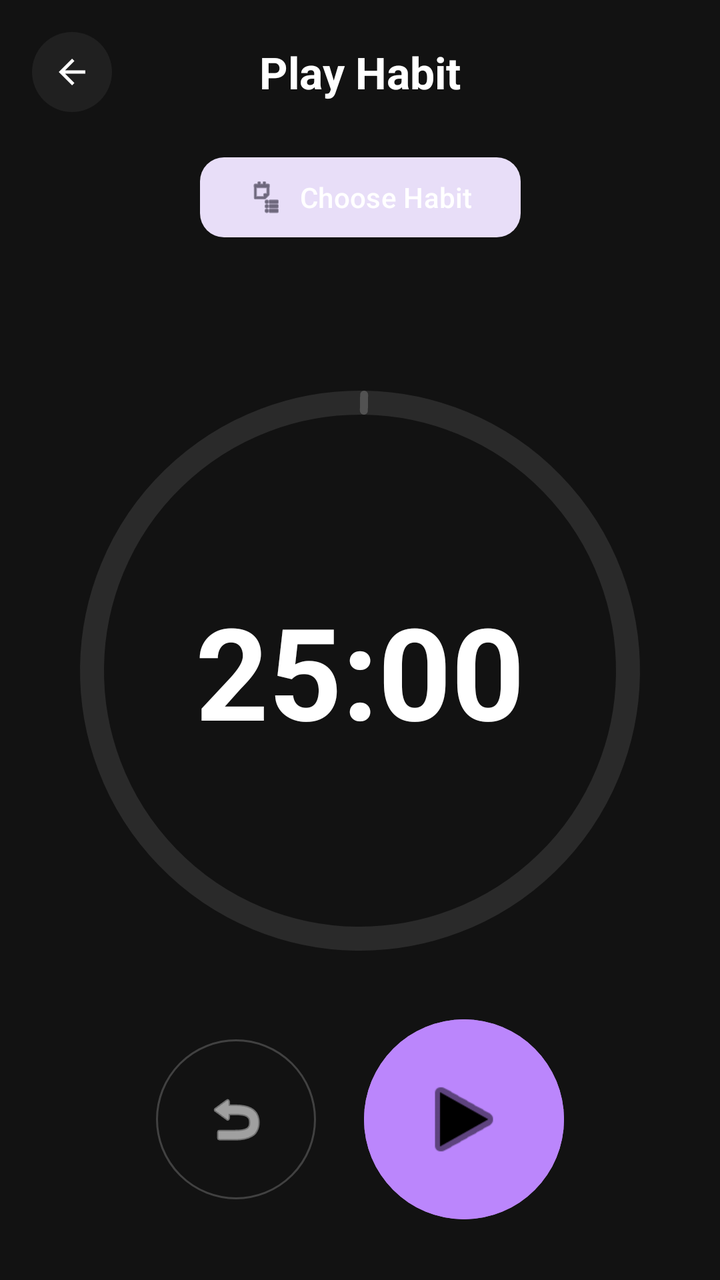
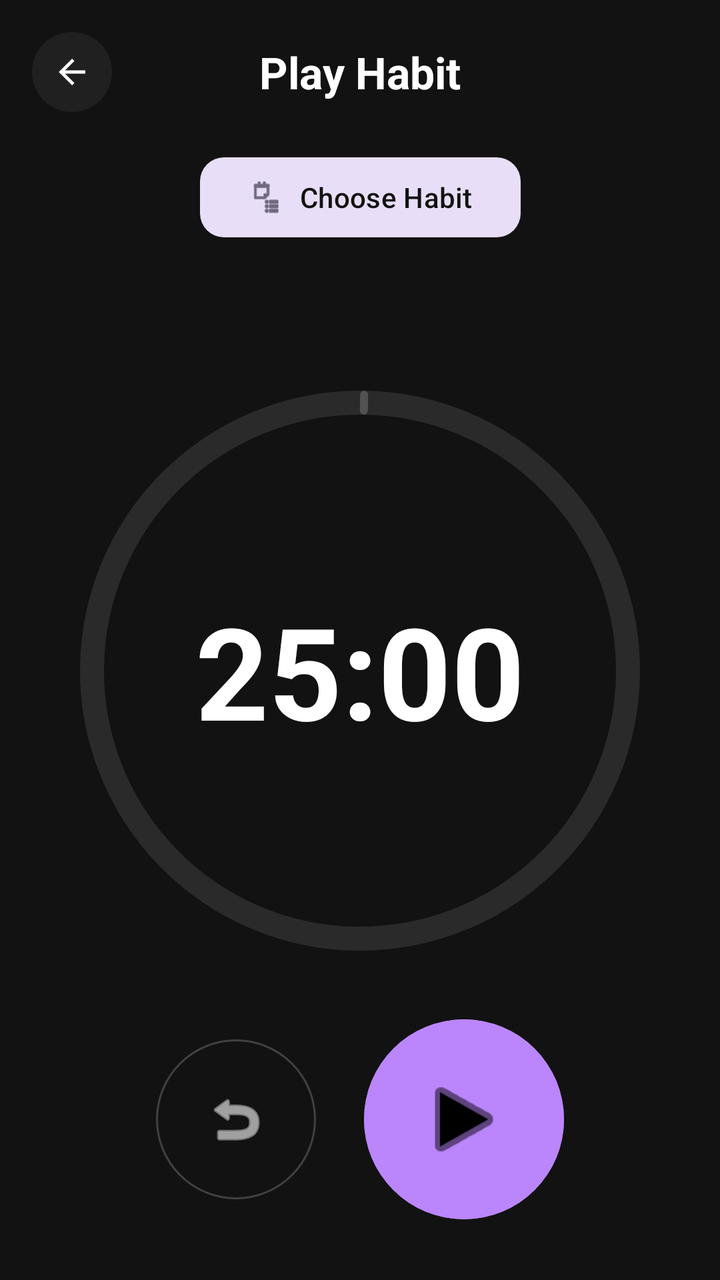

Compare the two renders of this Android layout. The source of the first and the diff that turns it into the second are given below.
<!-- AndroidManifest.xml: application theme Theme.HabitFLOWS -->
<!-- res/layout/activity_play_habit.xml -->
<?xml version="1.0" encoding="utf-8"?>
<androidx.constraintlayout.widget.ConstraintLayout xmlns:android="http://schemas.android.com/apk/res/android"
    xmlns:app="http://schemas.android.com/apk/res-auto"
    xmlns:tools="http://schemas.android.com/tools"
    android:id="@+id/main"
    android:layout_width="match_parent"
    android:layout_height="match_parent"
    android:background="@color/background_black"
    tools:context=".playHabit">

    
    <ImageView
        android:id="@+id/btnBackPlay"
        android:layout_width="40dp"
        android:layout_height="40dp"
        android:layout_marginStart="16dp"
        android:layout_marginTop="16dp"
        android:background="@drawable/circle_button_bg"
        android:contentDescription="Back"
        android:padding="10dp"
        app:layout_constraintStart_toStartOf="parent"
        app:layout_constraintTop_toTopOf="parent"
        app:srcCompat="@drawable/outline_arrow_back_24"
        app:tint="@color/white" />

    <TextView
        android:id="@+id/tvHabitPlayName"
        android:layout_width="wrap_content"
        android:layout_height="wrap_content"
        android:text="Play Habit"
        android:textAppearance="@style/TextAppearance.Material3.TitleLarge"
        android:textColor="@color/whiteText"
        android:textStyle="bold"
        app:layout_constraintBottom_toBottomOf="@+id/btnBackPlay"
        app:layout_constraintEnd_toEndOf="parent"
        app:layout_constraintStart_toStartOf="parent"
        app:layout_constraintTop_toTopOf="@+id/btnBackPlay" />

    
    <com.google.android.material.button.MaterialButton
        android:id="@+id/btnSelectHabitPlay"
        style="@style/Widget.Material3.Button.TonalButton"
        android:layout_width="wrap_content"
        android:layout_height="wrap_content"
        android:layout_marginTop="24dp"
        android:text="Choose Habit"
        android:textColor="@color/whiteText"
        app:cornerRadius="12dp"
        app:icon="@android:drawable/ic_menu_agenda"
        app:layout_constraintEnd_toEndOf="parent"
        app:layout_constraintStart_toStartOf="parent"
        app:layout_constraintTop_toBottomOf="@id/tvHabitPlayName" />

    
    <com.google.android.material.progressindicator.CircularProgressIndicator
        android:id="@+id/progressTimer"
        android:layout_width="wrap_content"
        android:layout_height="wrap_content"
        android:max="1000"
        android:progress="1000"
        app:indicatorColor="@color/purple_200"
        app:indicatorSize="280dp"
        app:layout_constraintBottom_toBottomOf="parent"
        app:layout_constraintEnd_toEndOf="parent"
        app:layout_constraintStart_toStartOf="parent"
        app:layout_constraintTop_toBottomOf="@id/btnSelectHabitPlay"
        app:layout_constraintVertical_bias="0.3"
        app:trackColor="#1AFFFFFF"
        app:trackThickness="12dp" />

    <TextView
        android:id="@+id/tvTimer"
        android:layout_width="wrap_content"
        android:layout_height="wrap_content"
        android:text="25:00"
        android:textAppearance="@style/TextAppearance.Material3.HeadlineLarge"
        android:textColor="@color/whiteText"
        android:textSize="64sp"
        android:textStyle="bold"
        app:layout_constraintBottom_toBottomOf="@+id/progressTimer"
        app:layout_constraintEnd_toEndOf="@+id/progressTimer"
        app:layout_constraintStart_toStartOf="@+id/progressTimer"
        app:layout_constraintTop_toTopOf="@+id/progressTimer" />

    
    <LinearLayout
        android:id="@+id/llControls"
        android:layout_width="match_parent"
        android:layout_height="wrap_content"
        android:gravity="center"
        android:orientation="horizontal"
        android:padding="24dp"
        app:layout_constraintBottom_toBottomOf="parent"
        app:layout_constraintTop_toBottomOf="@+id/progressTimer">

        <com.google.android.material.button.MaterialButton
            android:id="@+id/btnResetTimer"
            style="@style/Widget.Material3.Button.OutlinedButton"
            android:layout_width="80dp"
            android:layout_height="80dp"
            android:layout_marginEnd="24dp"
            android:insetLeft="0dp"
            android:insetTop="0dp"
            android:insetRight="0dp"
            android:insetBottom="0dp"
            app:cornerRadius="40dp"
            app:icon="@android:drawable/ic_menu_revert"
            app:iconGravity="textStart"
            app:iconPadding="0dp"
            app:iconSize="32dp"
            app:iconTint="@color/whiteText"
            app:strokeColor="#33FFFFFF" />

        <com.google.android.material.button.MaterialButton
            android:id="@+id/btnPlayPause"
            android:layout_width="100dp"
            android:layout_height="100dp"
            android:backgroundTint="@color/purple_200"
            android:insetLeft="0dp"
            android:insetTop="0dp"
            android:insetRight="0dp"
            android:insetBottom="0dp"
            app:cornerRadius="50dp"
            app:icon="@android:drawable/ic_media_play"
            app:iconGravity="textStart"
            app:iconPadding="0dp"
            app:iconSize="48dp"
            app:iconTint="@color/black" />

    </LinearLayout>

</androidx.constraintlayout.widget.ConstraintLayout>
<!-- resources referenced by this layout -->
<resources>
  <color name="background_black">#121212</color>
  <color name="black">#FF000000</color>
  <color name="purple_200">#FFBB86FC</color>
  <color name="white">#FFFFFFFF</color>
  <color name="whiteText">#FFFFFF</color>
  <!-- drawable circle_button_bg (drawable) -->
  <?xml version="1.0" encoding="utf-8"?>
  <shape xmlns:android="http://schemas.android.com/apk/res/android"
      android:shape="oval">
      <solid android:color="#0FFFFFFF" />
  </shape>
  <!-- drawable outline_arrow_back_24 (drawable) -->
  <vector xmlns:android="http://schemas.android.com/apk/res/android" android:autoMirrored="true" android:height="24dp" android:tint="#000000" android:viewportHeight="960" android:viewportWidth="960" android:width="24dp">
        
      <path android:fillColor="@android:color/white" android:pathData="M313,520L537,744L480,800L160,480L480,160L537,216L313,440L800,440L800,520L313,520Z"/>
      
  </vector>
  <style name="Theme.HabitFLOWS" parent="Base.Theme.HabitFLOWS" />
  <style name="Base.Theme.HabitFLOWS" parent="Theme.Material3.DayNight.NoActionBar">
          
          
      </style>
</resources>

<!-- the commit's change to res/layout/activity_play_habit.xml (unified diff, before → after) -->
@@ -44,7 +44,7 @@
         android:layout_height="wrap_content"
         android:layout_marginTop="24dp"
         android:text="Choose Habit"
-        android:textColor="@color/whiteText"
+        android:textColor="@color/background_black"
         app:cornerRadius="12dp"
         app:icon="@android:drawable/ic_menu_agenda"
         app:layout_constraintEnd_toEndOf="parent"
